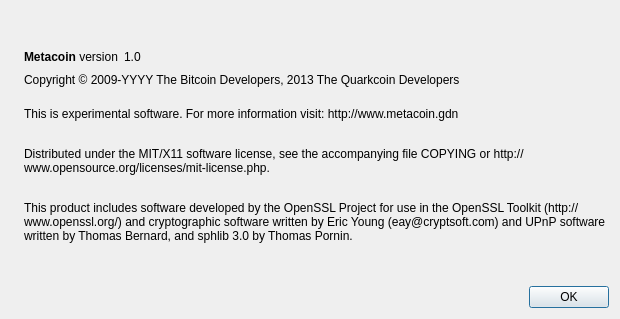
Old version of the form src/qt/forms/aboutdialog.ui in the repository person1029/metacoin.
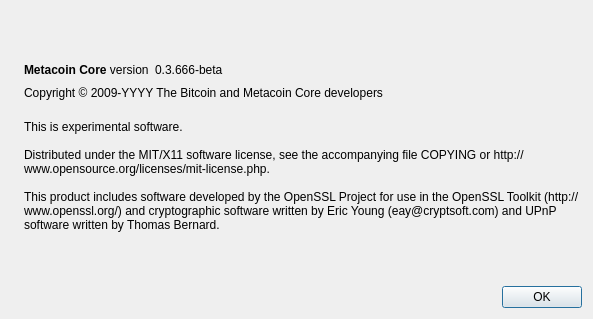
New version of the form. Icons and pictures are not drawn.

```diff
--- a/src/qt/forms/aboutdialog.ui
+++ b/src/qt/forms/aboutdialog.ui
@@ -6,7 +6,7 @@
    <rect>
     <x>0</x>
     <y>0</y>
-    <width>620</width>
+    <width>593</width>
     <height>319</height>
    </rect>
   </property>
@@ -50,7 +50,7 @@
           <cursorShape>IBeamCursor</cursorShape>
          </property>
          <property name="text">
-          <string>&lt;html&gt;&lt;head/&gt;&lt;body&gt;&lt;p&gt;&lt;span style=&quot; font-weight:600;&quot;&gt;Metacoin&lt;/span&gt; version&lt;/p&gt;&lt;/body&gt;&lt;/html&gt;</string>
+          <string>&lt;b&gt;Metacoin Core&lt;/b&gt; version</string>
          </property>
          <property name="textInteractionFlags">
           <set>Qt::LinksAccessibleByMouse|Qt::TextSelectableByKeyboard|Qt::TextSelectableByMouse</set>
@@ -63,7 +63,7 @@
           <cursorShape>IBeamCursor</cursorShape>
          </property>
          <property name="text">
-          <string notr="true">1.0</string>
+          <string notr="true">0.3.666-beta</string>
          </property>
          <property name="textInteractionFlags">
           <set>Qt::LinksAccessibleByMouse|Qt::TextSelectableByKeyboard|Qt::TextSelectableByMouse</set>
@@ -91,7 +91,7 @@
         <cursorShape>IBeamCursor</cursorShape>
        </property>
        <property name="text">
-        <string notr="true">Copyright &amp;copy; 2009-YYYY The Bitcoin Developers, 2013 The Quarkcoin Developers</string>
+        <string notr="true">Copyright &amp;copy; 2009-YYYY The Bitcoin and Metacoin Core developers</string>
        </property>
        <property name="textFormat">
         <enum>Qt::RichText</enum>
@@ -107,7 +107,12 @@
         <cursorShape>IBeamCursor</cursorShape>
        </property>
        <property name="text">
-        <string>&lt;html&gt;&lt;head/&gt;&lt;body&gt;&lt;p&gt;&lt;br/&gt;This is experimental software. For more information visit: http://www.metacoin.gdn&lt;br/&gt;&lt;/p&gt;&lt;p&gt;Distributed under the MIT/X11 software license, see the accompanying file COPYING or http://www.opensource.org/licenses/mit-license.php.&lt;br/&gt;&lt;/p&gt;&lt;p&gt;This product includes software developed by the OpenSSL Project for use in the OpenSSL Toolkit (http://www.openssl.org/) and cryptographic software written by Eric Young (eay@cryptsoft.com) and UPnP software written by Thomas Bernard, and sphlib 3.0 by Thomas Pornin.&lt;/p&gt;&lt;/body&gt;&lt;/html&gt;</string>
+        <string>
+This is experimental software.
+
+Distributed under the MIT/X11 software license, see the accompanying file COPYING or http://www.opensource.org/licenses/mit-license.php.
+
+This product includes software developed by the OpenSSL Project for use in the OpenSSL Toolkit (http://www.openssl.org/) and cryptographic software written by Eric Young (eay@cryptsoft.com) and UPnP software written by Thomas Bernard.</string>
        </property>
        <property name="wordWrap">
         <bool>true</bool>
```
Left out of the diff: 18 changed lines with no effect on the pictures.
